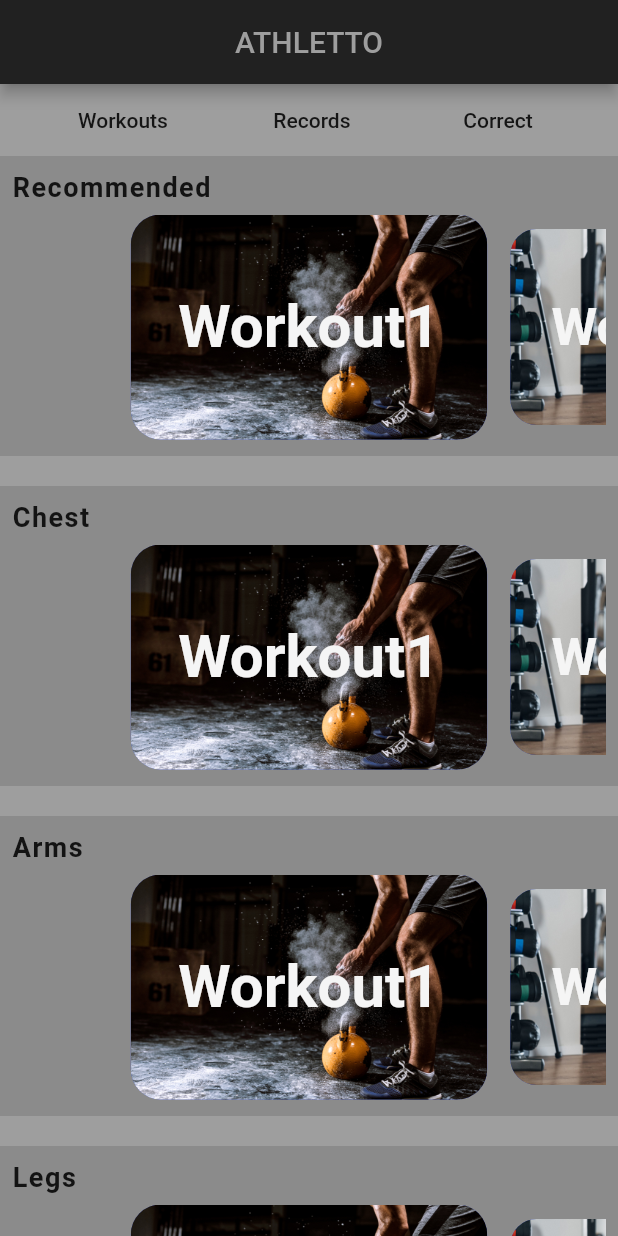
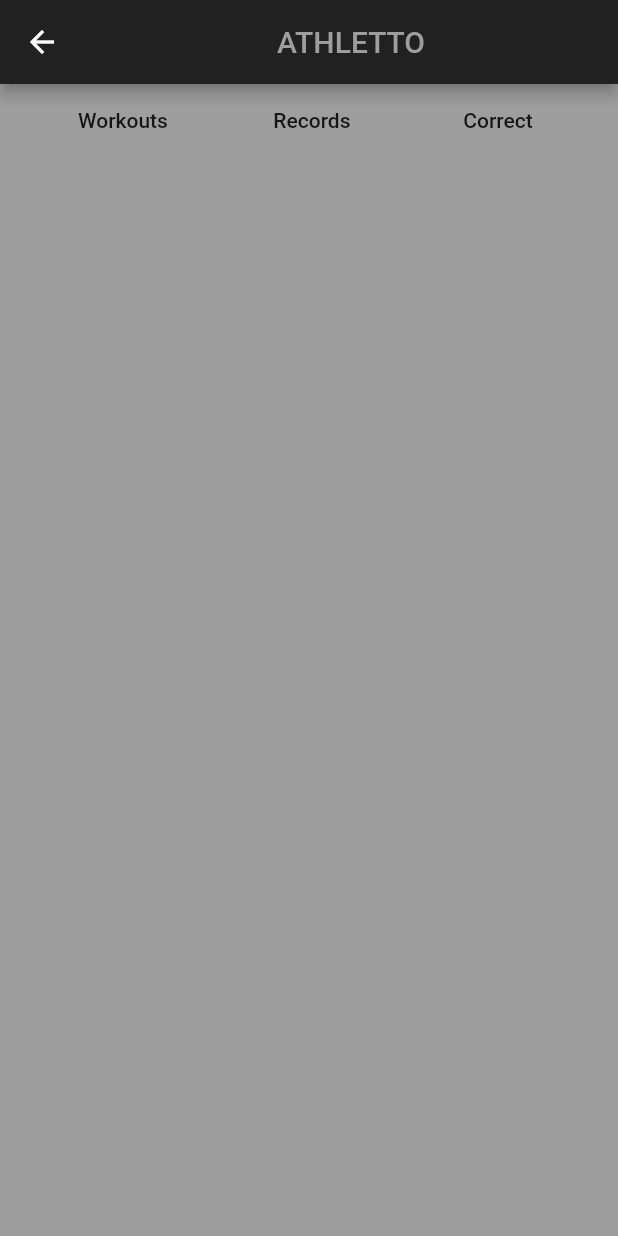
Before and after one commit to HichemChekir/ATHLETTO, a Flutter app: the screen it shows after launch, after a tap on "Records", on a phone screen of 412 x 824 dp. Run offline on Flutter 3.47's test engine with Material 2 defaults, Android fonts, the phone set to English and light mode, and no system bars; drawn by our look-alikes of carousel_slider.

Commit message:
Third Commit

```diff
--- a/lib/home_page_modified.dart
+++ b/lib/home_page_modified.dart
@@ -1,8 +1,8 @@
-
 import 'workouts_page1.dart';
 import 'package:flutter/material.dart';
 import 'package:flutter/rendering.dart';
 import 'package:carousel_slider/carousel_slider.dart';
+import 'record_page.dart';
 
 class home_screen extends StatefulWidget {
   const home_screen({Key key}) : super(key: key);
@@ -57,12 +57,23 @@
                 //spaceBetween if we want space only between
                 children: [
                   FlatButton(
-            onPressed: () {},
+                    onPressed: () {
+                      Navigator.push(
+                        context,
+                        MaterialPageRoute(
+                            builder: (context) => workouts_page1()),
+                      );
+                    },
                     color: Colors.grey,
                     child: Text('Workouts'),
                   ),
                   FlatButton(
-            onPressed: () {},
+                    onPressed: () {
+                      Navigator.push(
+                        context,
+                        MaterialPageRoute(builder: (context) => record_page()),
+                      );
+                    },
                     color: Colors.grey,
                     child: Text('Records'),
                   ),
@@ -73,7 +84,6 @@
                   ),
                 ],
               ),
-
               Column(
                 children: [
                   Container(
@@ -109,16 +119,15 @@
                                 autoPlay: false,
                                 autoPlayCurve: Curves.fastLinearToSlowEaseIn,
                                 enableInfiniteScroll: false,
-                         autoPlayAnimationDuration: Duration(milliseconds: 2000),
+                                autoPlayAnimationDuration:
+                                    Duration(milliseconds: 2000),
                                 viewportFraction: 0.6),
                           ),
                         ],
                       ),
                     ),
                   ),
-
                   SizedBox(height: 20),
-
                   Container(
                     height: 200.0,
                     decoration: BoxDecoration(
@@ -152,16 +161,15 @@
                                 autoPlay: false,
                                 autoPlayCurve: Curves.fastLinearToSlowEaseIn,
                                 enableInfiniteScroll: false,
-                        autoPlayAnimationDuration: Duration(milliseconds: 2000),
+                                autoPlayAnimationDuration:
+                                    Duration(milliseconds: 2000),
                                 viewportFraction: 0.6),
                           ),
                         ],
                       ),
                     ),
                   ),
-
                   SizedBox(height: 20),
-
                   Container(
                     height: 200.0,
                     decoration: BoxDecoration(
@@ -195,16 +203,15 @@
                                 autoPlay: false,
                                 autoPlayCurve: Curves.fastLinearToSlowEaseIn,
                                 enableInfiniteScroll: false,
-                        autoPlayAnimationDuration: Duration(milliseconds: 2000),
+                                autoPlayAnimationDuration:
+                                    Duration(milliseconds: 2000),
                                 viewportFraction: 0.6),
                           ),
                         ],
                       ),
                     ),
                   ),
-
                   SizedBox(height: 20),
-
                   Container(
                     height: 200.0,
                     decoration: BoxDecoration(
@@ -232,10 +239,12 @@
                                     Navigator.push(
                                       context,
                                       MaterialPageRoute(
-                                  builder: (context) => workouts_page1()),
+                                          builder: (context) =>
+                                              workouts_page1()),
                                     );
                                   },
-                          child: item('Workout1', 'assets/images/image1.jpg')),
+                                  child: item(
+                                      'Workout1', 'assets/images/image1.jpg')),
                               item('Workout2', 'assets/images/image2.jpg'),
                               item('Workout3', 'assets/images/image3.jpg'),
                             ],
@@ -246,7 +255,8 @@
                                 autoPlay: false,
                                 autoPlayCurve: Curves.fastLinearToSlowEaseIn,
                                 enableInfiniteScroll: false,
-                        autoPlayAnimationDuration: Duration(milliseconds: 2000),
+                                autoPlayAnimationDuration:
+                                    Duration(milliseconds: 2000),
                                 viewportFraction: 0.6),
                           ),
                         ],
--- /dev/null
+++ b/lib/record_page.dart
@@ -0,0 +1,67 @@
+import 'package:athletto/workouts_page1.dart';
+import 'package:flutter/material.dart';
+
+class record_page extends StatefulWidget {
+  const record_page({Key key}) : super(key: key);
+
+  @override
+  _record_pageState createState() => _record_pageState();
+}
+
+class _record_pageState extends State<record_page> {
+  @override
+  Widget build(BuildContext context) {
+    return Scaffold(
+      backgroundColor: Colors.grey,
+      appBar: AppBar(
+        backgroundColor: Colors.grey[900],
+        title: Center(
+          child: Text(
+            'ATHLETTO',
+            style: TextStyle(
+              fontSize: 20.0,
+              color: Colors.grey[500],
+            ),
+          ),
+        ),
+      ),
+      body: SingleChildScrollView(
+        child: Column(
+          children: [
+            Row(
+              mainAxisAlignment: MainAxisAlignment.spaceEvenly,
+              //spaceBetween if we want space only between
+              children: [
+                FlatButton(
+                  onPressed: () {
+                    Navigator.push(
+                      context,
+                      MaterialPageRoute(builder: (context) => workouts_page1()),
+                    );
+                  },
+                  color: Colors.grey,
+                  child: Text('Workouts'),
+                ),
+                FlatButton(
+                  onPressed: () {
+                    Navigator.push(
+                      context,
+                      MaterialPageRoute(builder: (context) => record_page()),
+                    );
+                  },
+                  color: Colors.grey,
+                  child: Text('Records'),
+                ),
+                FlatButton(
+                  onPressed: () {},
+                  color: Colors.grey,
+                  child: Text('Correct'),
+                ),
+              ],
+            ),
+          ],
+        ),
+      ),
+    );
+  }
+}
```
Also changed, not shown: lib/home_page.dart (deleted, +0 -107 lines), lib/workouts_page1.dart (+7 -1 lines). Lines whose indentation alone changed are shown as unchanged.
